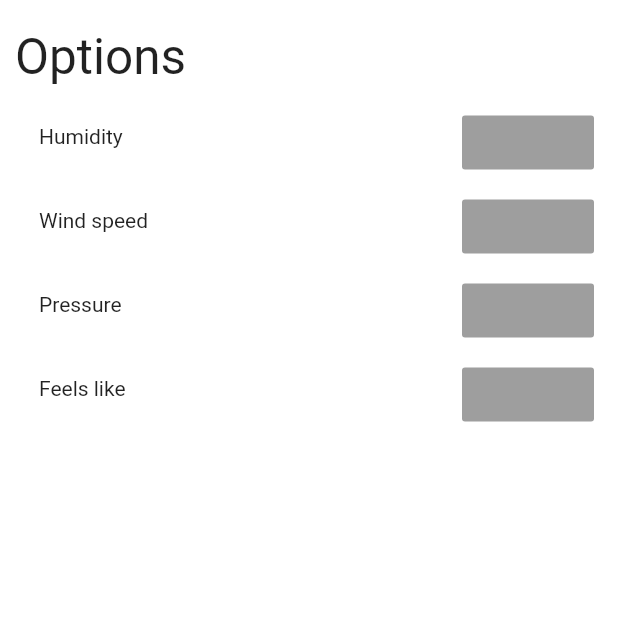
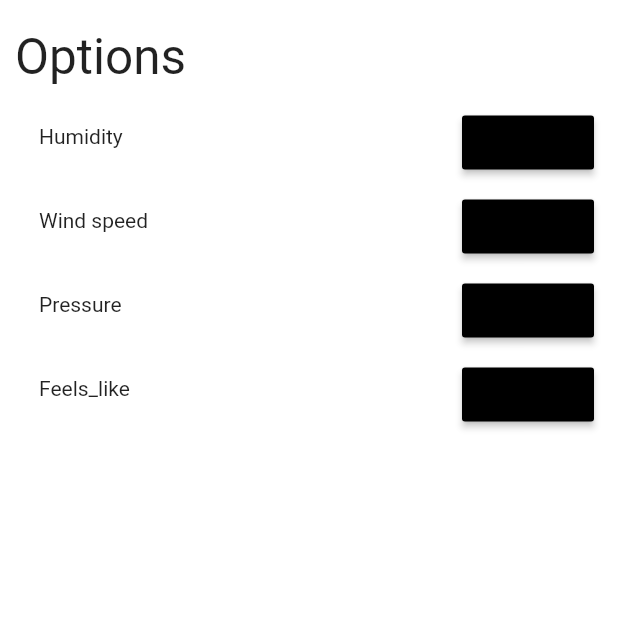
Before and after one commit to armin1440/weather-man, a Flutter app: the OptionsScreen screen opened directly, on a phone screen of 412 x 824 dp, the top half of it. Run offline on Flutter 3.47's test engine with Material 2 defaults, Android fonts, the phone set to English and light mode, and no system bars; our stand-ins replace flutter_spinkit, weather_icons.

Commit message:
option not updated

```diff
--- a/lib/Interface/OptionsScreen.dart
+++ b/lib/Interface/OptionsScreen.dart
@@ -1,4 +1,6 @@
 import 'package:flutter/material.dart';
+import 'package:learner/logic/Data.dart';
+import 'package:provider/provider.dart';
 
 class OptionsScreen extends StatelessWidget {
   @override
@@ -16,7 +18,7 @@ class OptionsScreen extends StatelessWidget {
                 Option("Humidity"),
                 Option("Wind speed"),
                 Option("Pressure"),
-                Option("Feels like"),
+                Option("Feels_like"),
               ],
             ),
           ),
@@ -25,17 +27,28 @@ class OptionsScreen extends StatelessWidget {
   }
 }
 
-class Option extends StatelessWidget{
+class Option extends StatefulWidget{
   final String title;
   Option(this.title);
 
   @override
+  _OptionState createState() => _OptionState();
+}
+
+class _OptionState extends State<Option> {
+  Color color = Colors.black;
+  @override
   Widget build(BuildContext context) {
     return ListTile(
-      leading: Text(title),
+      leading: Text(widget.title),
       trailing: RaisedButton(
-        color: Colors.black,
-        // onPressed: ,
+        color: color,
+        onPressed: () {
+          setState(() {
+            color = color == Colors.black ? Colors.blue : Colors.black;
+            Provider.of<Data>(context, listen:false).addOption(widget.title);
+          });
+        },
       ),
     );
   }
```
Also changed, not shown: lib/logic/Data.dart (+33 -18 lines).
